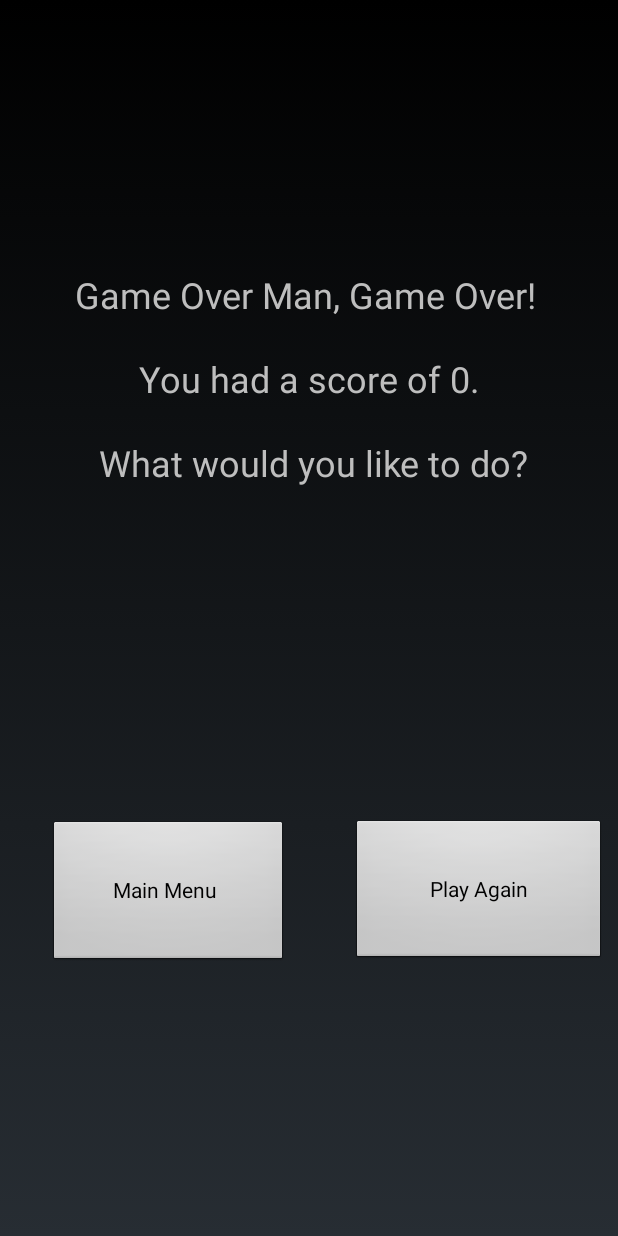
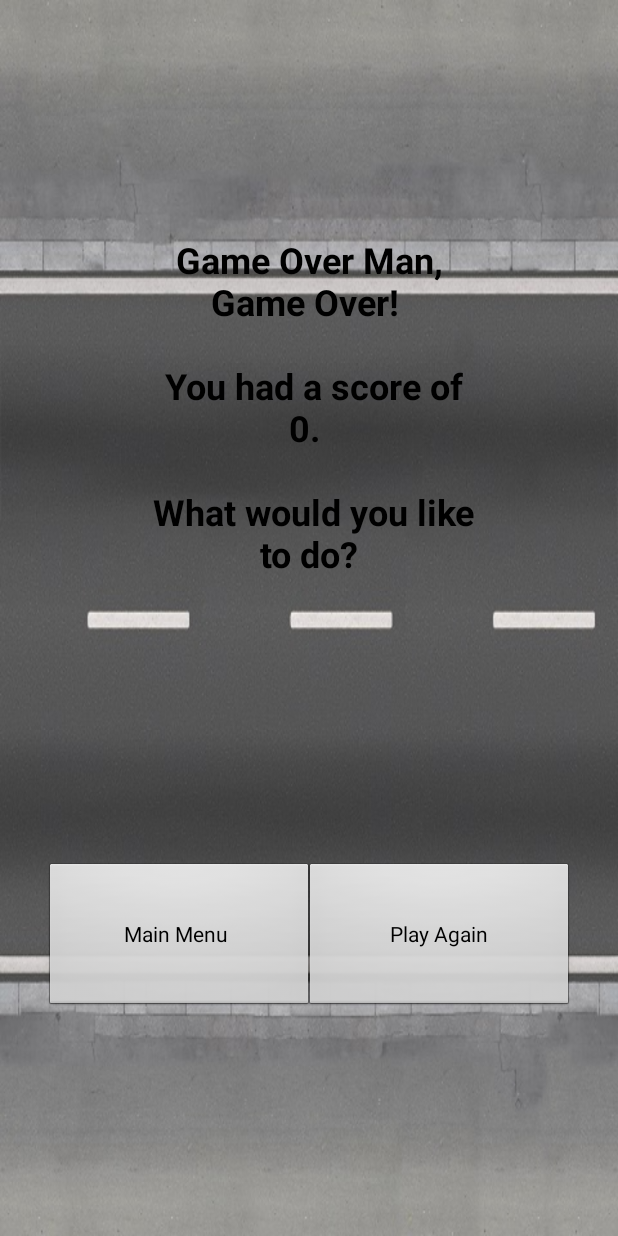
Before and after one commit to chrisfarfan/JayWalker, an Android app: the GameOverActivity screen opened directly, with no data from a screen before it, on a phone screen of 412 x 824 dp. Run offline under Robolectric (Android 15) with nearby library versions, the phone set to English and light mode, and no system bars.

Commit message:
Implemented all sounds into game, TODO: add bonus money, fix player movement animation

```diff
--- a/app/src/main/java/ca/bolognaboyz/jaywalker/GameOverActivity.java
+++ b/app/src/main/java/ca/bolognaboyz/jaywalker/GameOverActivity.java
@@ -2,7 +2,9 @@ package ca.bolognaboyz.jaywalker;
 
 import android.app.Activity;
 import android.content.Intent;
+import android.media.MediaPlayer;
 import android.os.Bundle;
+import android.provider.MediaStore;
 import android.view.View;
 import android.widget.TextView;
 
@@ -10,6 +12,7 @@ public class GameOverActivity extends Activity {
 
 
     TextView gameOverTextView;
+    MediaPlayer gameOverSounds;
 
     @Override
     protected void onCreate(Bundle savedInstanceState) {
@@ -21,15 +24,22 @@ public class GameOverActivity extends Activity {
 
         gameOverTextView.setText("Game Over Man, Game Over! \n\n You had a score of " + playerScore +
         ". \n\n What would you like to do?");
+
+        gameOverSounds = MediaPlayer.create(this,R.raw.gameover);
+        gameOverSounds.start();
+
     }
 
     public void mainMenuClick(View view){
         Intent intent = new Intent(this,MainMenu.class);
         startActivity(intent);
+        gameOverSounds.release();
+
     }
 
     public void playAgainClick(View view){
         Intent intent = new Intent(this,PlayActivity.class);
         startActivity(intent);
+        gameOverSounds.release();
     }
 }
--- a/app/src/main/java/ca/bolognaboyz/jaywalker/MainMenu.java
+++ b/app/src/main/java/ca/bolognaboyz/jaywalker/MainMenu.java
@@ -2,19 +2,25 @@ package ca.bolognaboyz.jaywalker;
 
 import android.app.Activity;
 import android.content.Intent;
+import android.media.MediaPlayer;
 import android.os.Bundle;
 
 public class MainMenu extends Activity {
+
+    MediaPlayer menuSounds;
 
     @Override
     protected void onCreate(Bundle savedInstanceState) {
         super.onCreate(savedInstanceState);
         setContentView(R.layout.activity_main_menu);
+        menuSounds = MediaPlayer.create(this, R.raw.ambientsound);
+        menuSounds.start();
     }
 
     public void playGame(android.view.View button){
         Intent intent = new Intent(this,PlayActivity.class);
         startActivity(intent);
+        menuSounds.release();
     }
 
     public void instructions(android.view.View button){
--- a/app/src/main/res/layout/activity_game_over.xml
+++ b/app/src/main/res/layout/activity_game_over.xml
@@ -4,26 +4,30 @@
     xmlns:tools="http://schemas.android.com/tools"
     android:layout_width="match_parent"
     android:layout_height="match_parent"
-    tools:context="ca.bolognaboyz.jaywalker.GameOverActivity">
+    tools:context="ca.bolognaboyz.jaywalker.GameOverActivity"
+    android:background="@drawable/streetimg">
 
     <Button
         android:id="@+id/mainMenuBtn"
-        android:layout_width="160dp"
-        android:layout_height="98dp"
+        android:layout_width="180dp"
+        android:layout_height="100dp"
         android:layout_marginBottom="8dp"
-        android:layout_marginStart="32dp"
+        android:layout_marginEnd="8dp"
+        android:layout_marginStart="8dp"
         android:layout_marginTop="8dp"
         android:onClick="mainMenuClick"
         android:text="Main Menu "
         app:layout_constraintBottom_toBottomOf="parent"
+        app:layout_constraintEnd_toEndOf="parent"
+        app:layout_constraintHorizontal_bias="0.1"
         app:layout_constraintStart_toStartOf="parent"
         app:layout_constraintTop_toTopOf="parent"
-        app:layout_constraintVertical_bias="0.759" />
+        app:layout_constraintVertical_bias="0.8" />
 
     <Button
         android:id="@+id/playAgainBtn"
-        android:layout_width="170dp"
-        android:layout_height="97dp"
+        android:layout_width="180dp"
+        android:layout_height="100dp"
         android:layout_marginBottom="8dp"
         android:layout_marginEnd="8dp"
         android:layout_marginStart="8dp"
@@ -32,21 +36,23 @@
         android:text="Play Again"
         app:layout_constraintBottom_toBottomOf="parent"
         app:layout_constraintEnd_toEndOf="parent"
-        app:layout_constraintHorizontal_bias="1.0"
-        app:layout_constraintStart_toEndOf="@+id/mainMenuBtn"
+        app:layout_constraintHorizontal_bias="0.9"
+        app:layout_constraintStart_toStartOf="parent"
         app:layout_constraintTop_toTopOf="parent"
-        app:layout_constraintVertical_bias="0.757" />
+        app:layout_constraintVertical_bias="0.8" />
 
     <TextView
         android:id="@+id/gameOverMsg"
-        android:layout_width="327dp"
-        android:layout_height="220dp"
+        android:layout_width="225dp"
+        android:layout_height="300dp"
         android:layout_marginBottom="8dp"
         android:layout_marginEnd="8dp"
         android:layout_marginStart="8dp"
         android:layout_marginTop="8dp"
         android:textAlignment="center"
+        android:textColor="@android:color/background_dark"
         android:textSize="24sp"
+        android:textStyle="bold"
         app:layout_constraintBottom_toBottomOf="parent"
         app:layout_constraintEnd_toEndOf="parent"
         app:layout_constraintStart_toStartOf="parent"
```
Also changed, not shown: app/src/main/java/ca/bolognaboyz/jaywalker/PlayActivity.java (+55 -19 lines), app/src/main/res/layout/activity_instructions.xml (+17 -11 lines), app/src/main/res/layout/activity_main_menu.xml (+20 -1 lines).
